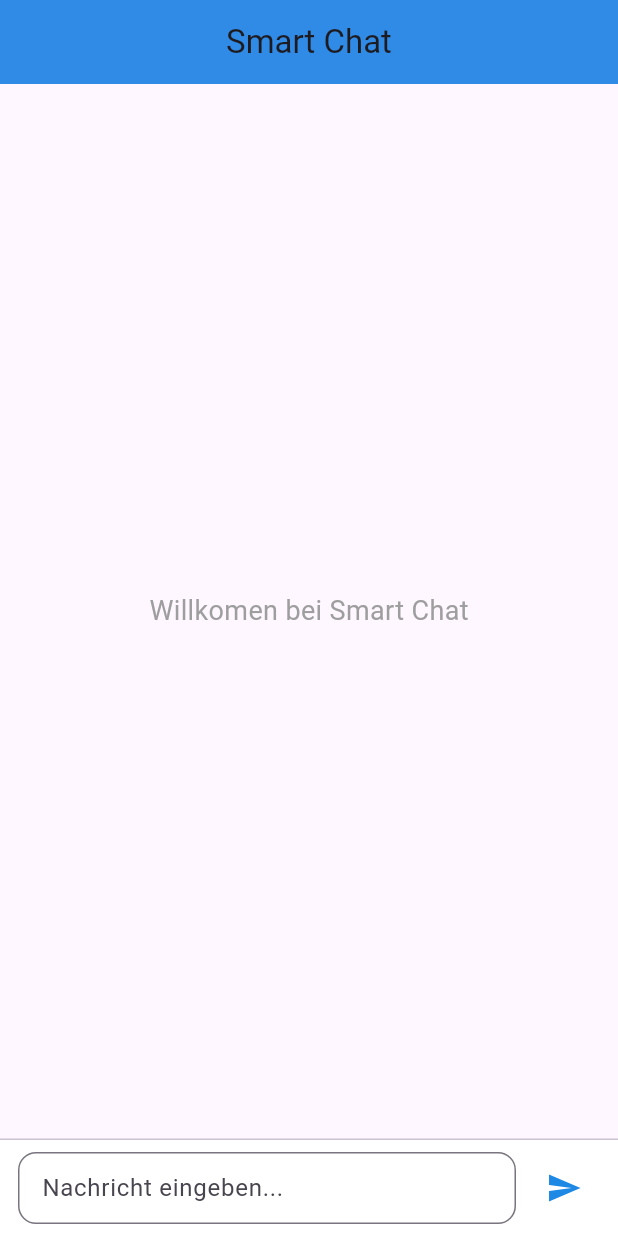
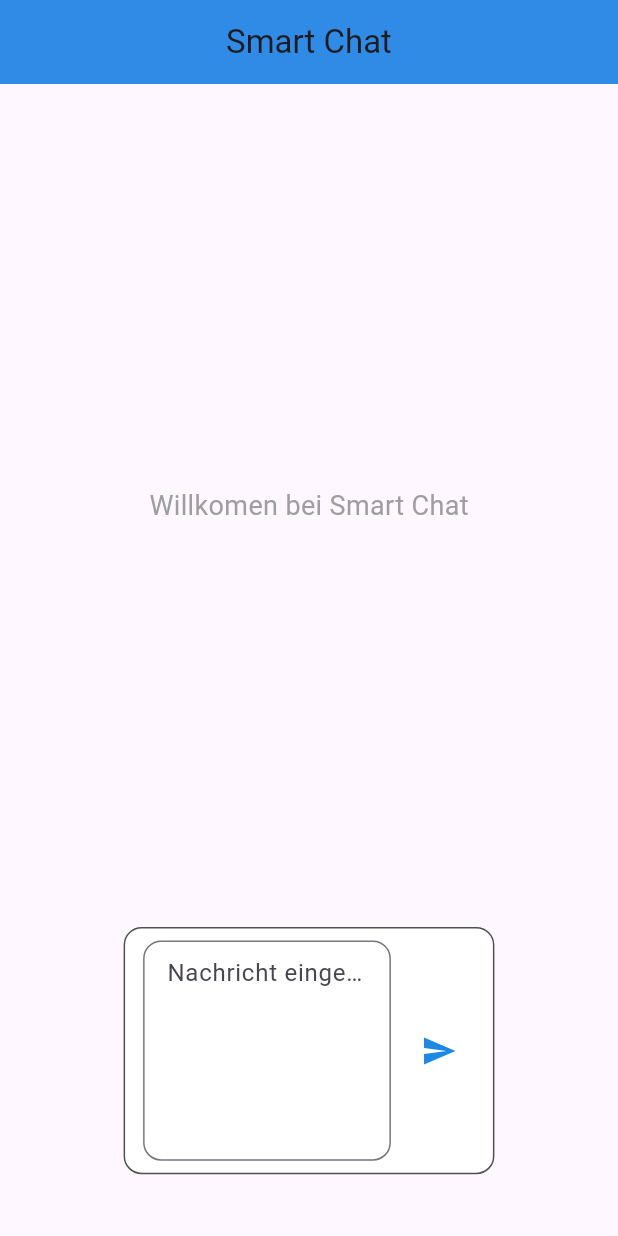
Before and after one commit to ashrafyahya/smart_chat_flutter_fastapi_llm, a Flutter app: the screen it shows after launch, on a phone screen of 412 x 824 dp. Run offline on Flutter 3.47's test engine with Material 3 defaults, Android fonts, the light colour scheme and no system bars; our stand-ins replace share_plus.

Commit message:
UI Updated

```diff
--- a/smart_chat_frontend/lib/features/chat/presentation/chat_screen.dart
+++ b/smart_chat_frontend/lib/features/chat/presentation/chat_screen.dart
@@ -104,6 +104,11 @@
                     itemCount: _messages.length,
                     itemBuilder: (context, index) =>
                         ChatBubble(message: _messages[index]),
+                    padding: EdgeInsets.only(
+                      left: MediaQuery.of(context).size.width * 0.2,
+                      right: MediaQuery.of(context).size.width * 0.2,
+                      bottom: MediaQuery.of(context).size.height * 0.2,
+                    ),
                   ),
                   Positioned(
                         top: MediaQuery.of(context).size.height * 0.1,
@@ -132,9 +137,19 @@
                     ],
                   ),
           ),
-          const Divider(height: 1),
+          // White field that frames the input field with 10% screen height
           Container(
-            color: Colors.white,
+            height: MediaQuery.of(context).size.height * 0.20,
+            margin: EdgeInsets.only(
+              left: MediaQuery.of(context).size.width * 0.2,
+              right: MediaQuery.of(context).size.width * 0.2,
+              bottom: MediaQuery.of(context).size.height * 0.05,
+            ),
+            decoration: BoxDecoration(
+              color: const Color.fromARGB(255, 255, 255, 255),
+              border: Border.all(color: const Color.fromARGB(255, 80, 80, 80)),
+              borderRadius: BorderRadius.circular(12),
+            ),
             padding: const EdgeInsets.symmetric(horizontal: 12, vertical: 8),
             child: Row(
               children: [
@@ -147,9 +162,10 @@
                       border: OutlineInputBorder(
                         borderRadius: BorderRadius.circular(12),
                       ),
-                      contentPadding: const EdgeInsets.symmetric(
+                      // Removed 'const' to allow dynamic calculation.
+                      contentPadding: EdgeInsets.symmetric(
                         horizontal: 12,
-                        vertical: 10,
+                        vertical: MediaQuery.of(context).size.height * 0.20, // changed from fixed 30
                       ),
                     ),
                   ),
```
Lines whose indentation alone changed are shown as unchanged.
